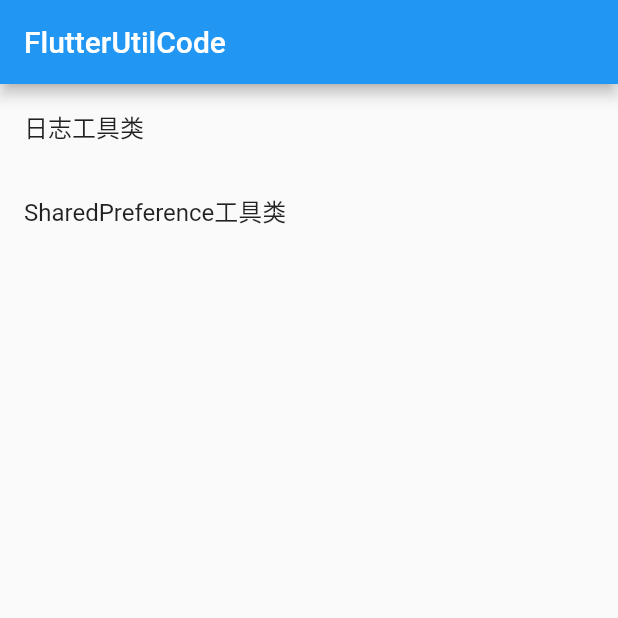
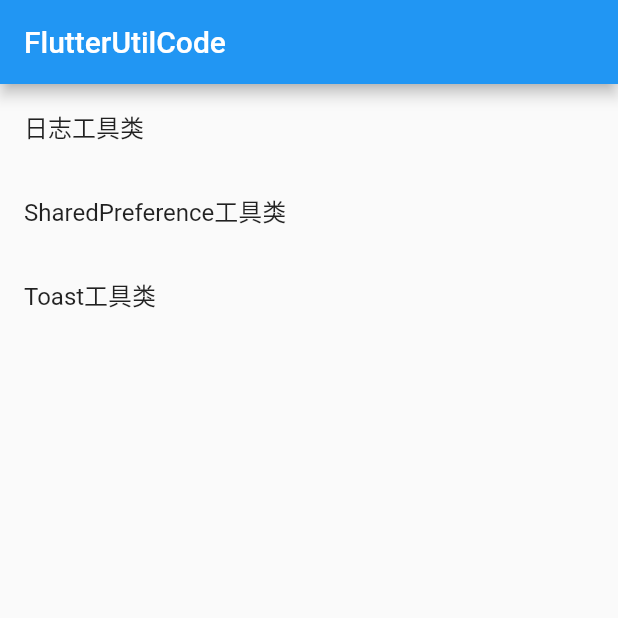
Before and after one commit to Fitem/flutter_util_code, a Flutter app: the screen it shows after launch, on a phone screen of 412 x 824 dp, the top half of it. Run offline on Flutter 3.47's test engine with Material 2 defaults, Android fonts, the phone set to English and light mode, and no system bars; our stand-ins replace device_info_plus, fluttertoast, get, shared_preferences.

Commit message:
feat: 新增Toast工具类案例

```diff
--- a/example/lib/function/home_page.dart
+++ b/example/lib/function/home_page.dart
@@ -27,6 +27,12 @@ class HomePage extends StatelessWidget {
               Get.toNamed(RouterName.sharedPreference);
             },
           ),
+          ListTile(
+            title: const Text('Toast工具类'),
+            onTap: () {
+              Get.toNamed(RouterName.toast);
+            },
+          ),
         ],
       ),
     );
--- a/example/lib/router/router_name.dart
+++ b/example/lib/router/router_name.dart
@@ -7,4 +7,6 @@ class RouterName {
   static const log = "/log";
   /// SharedPreferences工具类
   static String sharedPreference = "/shared_preference";
+  /// Toast工具类
+  static String toast = "/toast";
 }
--- a/example/lib/router/router_page.dart
+++ b/example/lib/router/router_page.dart
@@ -1,6 +1,7 @@
 import 'package:flutter_util_code_example/function/home_page.dart';
 import 'package:flutter_util_code_example/function/log_page.dart';
 import 'package:flutter_util_code_example/function/shared_prefs/shared_prefs_page.dart';
+import 'package:flutter_util_code_example/function/toast_page.dart';
 import 'package:flutter_util_code_example/router/router_name.dart';
 import 'package:get/get.dart';
 
@@ -14,15 +15,23 @@ class RouterPage {
       name: RouterName.home,
       page: () => const HomePage(),
     ),
+
     /// 日志工具类页
     GetPage(
       name: RouterName.log,
       page: () => const LogPage(),
     ),
+
     /// SharedPreference工具类页
     GetPage(
       name: RouterName.sharedPreference,
       page: () => const SharedPrefsPage(),
     ),
+
+    /// Toast工具类页
+    GetPage(
+      name: RouterName.toast,
+      page: () => const ToastPage(),
+    )
   ];
 }
```
Also changed, not shown: 1 other file.
